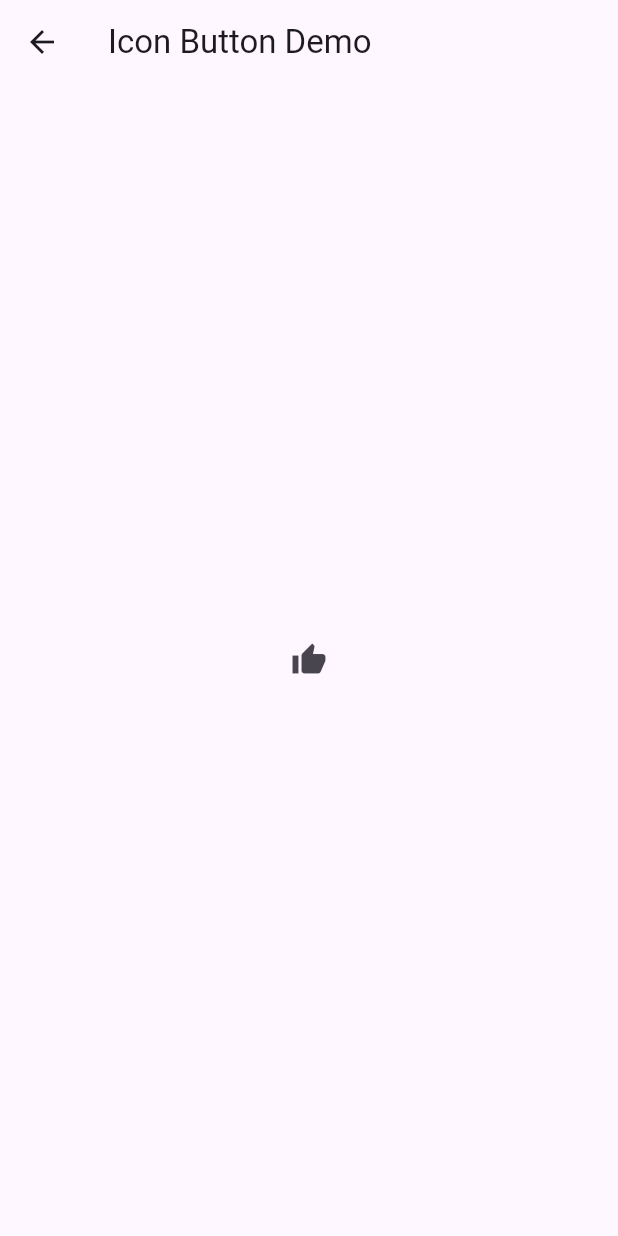
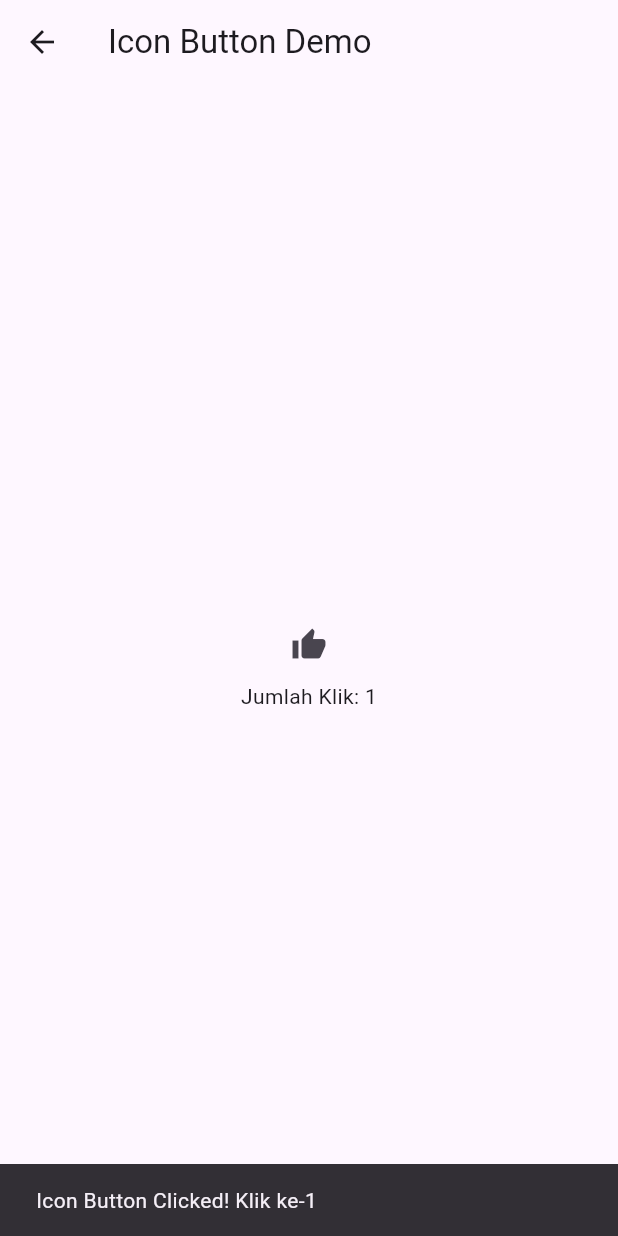
Before and after one commit to OrewaKimi/Flutter_Project, a Flutter app: the IconButtonDemo screen opened directly, after a tap on the "thumb up" icon, on a phone screen of 412 x 824 dp. Run offline on Flutter 3.47's test engine with Material 3 defaults, Android fonts, the phone set to English and light mode, and no system bars.

Commit message:
update function message and when clicked button will count

```diff
--- a/flutter_button/lib/button/icon_button.dart
+++ b/flutter_button/lib/button/icon_button.dart
@@ -1,8 +1,17 @@
 import 'package:flutter/material.dart';
 
-class IconButtonDemo extends StatelessWidget {
+class IconButtonDemo extends StatefulWidget {
+  @override
+  _IconButtonDemoState createState() => _IconButtonDemoState();
+}
+
+class _IconButtonDemoState extends State<IconButtonDemo> {
+  int _clickCount = 0;
+
   void showMessage(String message) {
-    print(message);
+    ScaffoldMessenger.of(
+      context,
+    ).showSnackBar(SnackBar(content: Text(message)));
   }
 
   @override
@@ -10,9 +19,22 @@ class IconButtonDemo extends StatelessWidget {
     return Scaffold(
       appBar: AppBar(title: Text('Icon Button Demo')),
       body: Center(
-        child: IconButton(
-          icon: Icon(Icons.thumb_up),
-          onPressed: () => showMessage('Icon Button Clicked!'),
+        child: Column(
+          mainAxisAlignment: MainAxisAlignment.center,
+          children: [
+            IconButton(
+              icon: Icon(Icons.thumb_up),
+              onPressed: () {
+                setState(() {
+                  _clickCount++;
+                });
+                showMessage(
+                  'Icon Button Clicked! Klik ke-' + _clickCount.toString(),
+                );
+              },
+            ),
+            Text('Jumlah Klik: $_clickCount'),
+          ],
         ),
       ),
     );
```
